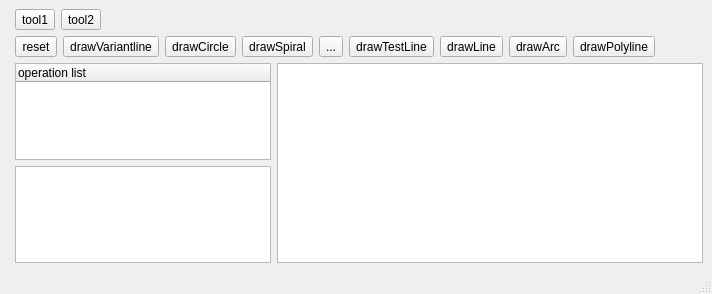
First picture: the form in mainwindow.ui, repository joey674/LaserCAD_QT, before the edit.
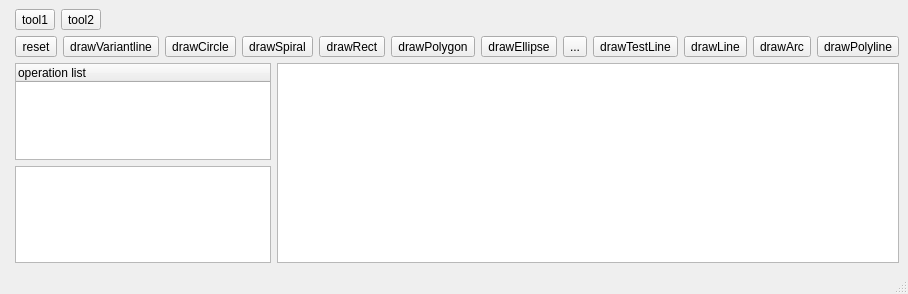
Second picture: the form after the edit. Custom widgets are drawn as their Qt base class.

Commit message: feat:draw rect

Diff of the .ui file:
```diff
--- a/mainwindow.ui
+++ b/mainwindow.ui
@@ -125,7 +125,43 @@
        </widget>
       </item>
       <item>
-       <widget class="QToolButton" name="toolButton_3">
+       <widget class="QToolButton" name="drawRectButton">
+        <property name="styleSheet">
+         <string notr="true"/>
+        </property>
+        <property name="text">
+         <string>drawRect</string>
+        </property>
+        <property name="checkable">
+         <bool>true</bool>
+        </property>
+        <property name="autoExclusive">
+         <bool>true</bool>
+        </property>
+       </widget>
+      </item>
+      <item>
+       <widget class="QToolButton" name="drawPolygonButton">
+        <property name="text">
+         <string>drawPolygon</string>
+        </property>
+        <property name="checkable">
+         <bool>true</bool>
+        </property>
+        <property name="autoExclusive">
+         <bool>true</bool>
+        </property>
+       </widget>
+      </item>
+      <item>
+       <widget class="QToolButton" name="drawEllipseButton">
+        <property name="text">
+         <string>drawEllipse</string>
+        </property>
+       </widget>
+      </item>
+      <item>
+       <widget class="QToolButton" name="zzz">
         <property name="text">
          <string>...</string>
         </property>
```
The commit also changes 3 other files.
